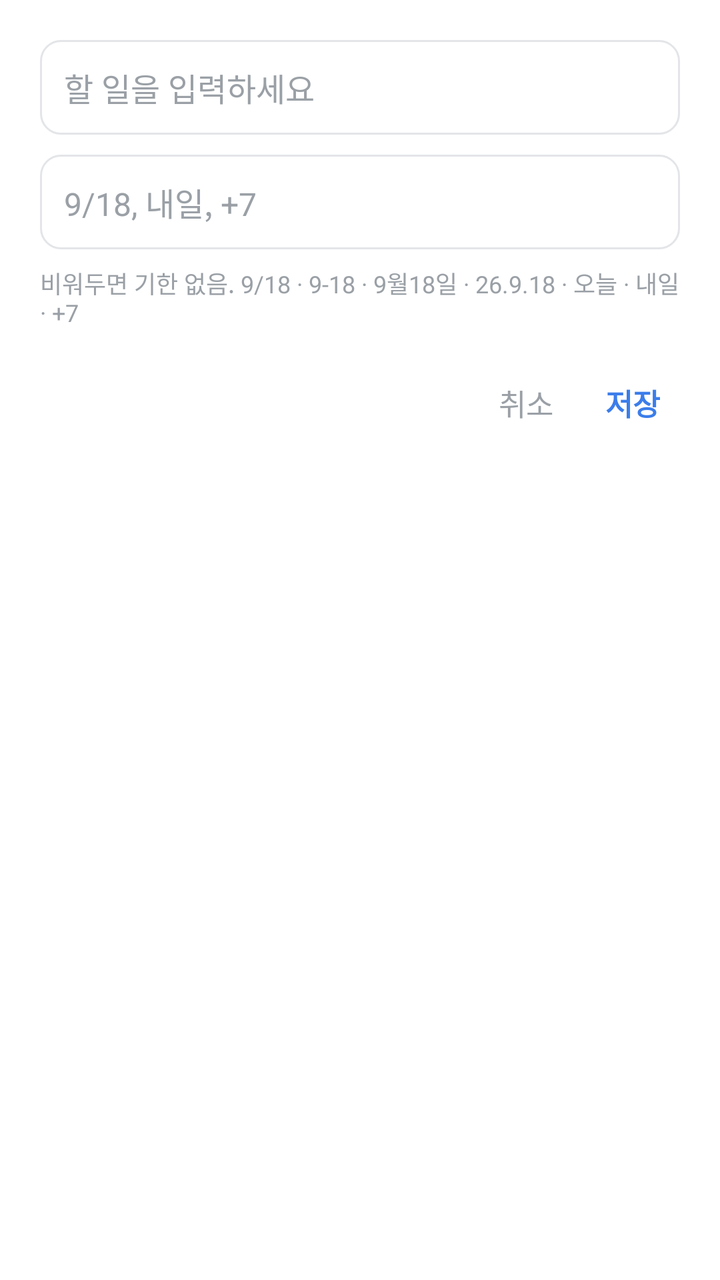
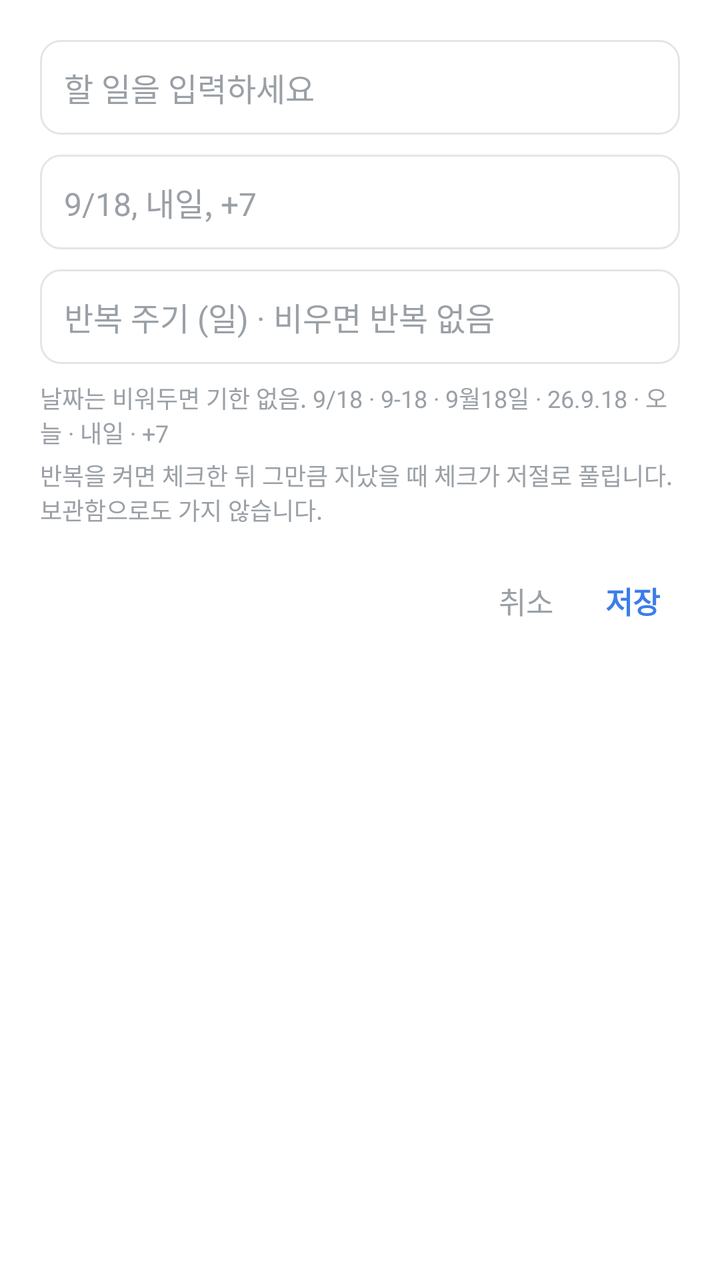

Screens rendered from an Android XML layout before and after an edit, with the pre-edit source and the edit as a unified diff.
<!-- AndroidManifest.xml: application theme AppTheme -->
<!-- res/layout/activity_edit.xml -->
<?xml version="1.0" encoding="utf-8"?>
<LinearLayout xmlns:android="http://schemas.android.com/apk/res/android"
    android:layout_width="match_parent"
    android:layout_height="wrap_content"
    android:orientation="vertical"
    android:padding="20dp">

    <EditText
        android:id="@+id/edit_text"
        android:layout_width="match_parent"
        android:layout_height="wrap_content"
        android:background="@drawable/field_bg"
        android:padding="12dp"
        android:hint="@string/hint_task"
        android:inputType="text|textCapSentences"
        android:imeOptions="actionNext"
        android:textColor="@color/text"
        android:textColorHint="@color/muted"
        android:textSize="16sp"
        android:importantForAutofill="no" />

    <EditText
        android:id="@+id/edit_date"
        android:layout_width="match_parent"
        android:layout_height="wrap_content"
        android:layout_marginTop="10dp"
        android:background="@drawable/field_bg"
        android:padding="12dp"
        android:hint="@string/hint_date"
        android:inputType="text"
        android:imeOptions="actionDone"
        android:textColor="@color/text"
        android:textColorHint="@color/muted"
        android:textSize="16sp"
        android:importantForAutofill="no" />

    <TextView
        android:layout_width="match_parent"
        android:layout_height="wrap_content"
        android:layout_marginTop="8dp"
        android:text="@string/date_help"
        android:textColor="@color/muted"
        android:textSize="12sp" />

    <LinearLayout
        android:layout_width="match_parent"
        android:layout_height="wrap_content"
        android:layout_marginTop="16dp"
        android:orientation="horizontal"
        android:gravity="center_vertical">

        <TextView
            android:id="@+id/btn_delete"
            android:layout_width="wrap_content"
            android:layout_height="wrap_content"
            android:padding="10dp"
            android:background="@drawable/ripple_rect"
            android:text="@string/delete"
            android:textColor="@color/overdue"
            android:textSize="15sp"
            android:visibility="gone" />

        <View
            android:layout_width="0dp"
            android:layout_height="1dp"
            android:layout_weight="1" />

        <TextView
            android:id="@+id/btn_cancel"
            android:layout_width="wrap_content"
            android:layout_height="wrap_content"
            android:padding="10dp"
            android:background="@drawable/ripple_rect"
            android:text="@string/cancel"
            android:textColor="@color/muted"
            android:textSize="15sp" />

        <TextView
            android:id="@+id/btn_save"
            android:layout_width="wrap_content"
            android:layout_height="wrap_content"
            android:layout_marginStart="6dp"
            android:padding="10dp"
            android:background="@drawable/ripple_rect"
            android:text="@string/save"
            android:textColor="@color/accent"
            android:textSize="15sp"
            android:textStyle="bold" />
    </LinearLayout>
</LinearLayout>
<!-- resources referenced by this layout -->
<resources>
  <color name="accent">#FF3B7DEA</color>
  <color name="muted">#FF9AA0A6</color>
  <color name="overdue">#FFE0463E</color>
  <color name="text">#FF22252A</color>
  <!-- drawable field_bg (drawable) -->
  <?xml version="1.0" encoding="utf-8"?>
  <shape xmlns:android="http://schemas.android.com/apk/res/android"
      android:shape="rectangle">
      <solid android:color="#00000000" />
      <stroke android:width="1dp" android:color="@color/border" />
      <corners android:radius="10dp" />
  </shape>
  <!-- drawable ripple_rect (drawable) -->
  <?xml version="1.0" encoding="utf-8"?>
  <ripple xmlns:android="http://schemas.android.com/apk/res/android"
      android:color="#22808080">
      <item android:id="@android:id/mask">
          <shape android:shape="rectangle">
              <solid android:color="#FFFFFFFF" />
              <corners android:radius="10dp" />
          </shape>
      </item>
  </ripple>
  <string name="cancel">취소</string>
  <string name="date_help">비워두면 기한 없음. 9/18 · 9-18 · 9월18일 · 26.9.18 · 오늘 · 내일 · +7</string>
  <string name="delete">삭제</string>
  <string name="hint_date">9/18, 내일, +7</string>
  <string name="hint_task">할 일을 입력하세요</string>
  <string name="save">저장</string>
  <style name="AppTheme" parent="Theme.AppCompat.DayNight.NoActionBar">
          <item name="colorAccent">@color/accent</item>
          <item name="android:windowBackground">@color/bg</item>
          <item name="android:statusBarColor">@color/head</item>
          <item name="android:textColorPrimary">@color/text</item>
      </style>
  <color name="border">#FFE3E5E8</color>
  <color name="bg">#FFFFFFFF</color>
  <color name="head">#FFFAFAFB</color>
</resources>

<!-- the commit's change to res/layout/activity_edit.xml (unified diff, before → after) -->
@@ -34,11 +34,35 @@
         android:textSize="16sp"
         android:importantForAutofill="no" />
 
+    <EditText
+        android:id="@+id/edit_repeat"
+        android:layout_width="match_parent"
+        android:layout_height="wrap_content"
+        android:layout_marginTop="10dp"
+        android:background="@drawable/field_bg"
+        android:padding="12dp"
+        android:hint="@string/hint_repeat"
+        android:inputType="number"
+        android:maxLength="3"
+        android:imeOptions="actionDone"
+        android:textColor="@color/text"
+        android:textColorHint="@color/muted"
+        android:textSize="16sp"
+        android:importantForAutofill="no" />
+
     <TextView
         android:layout_width="match_parent"
         android:layout_height="wrap_content"
         android:layout_marginTop="8dp"
         android:text="@string/date_help"
+        android:textColor="@color/muted"
+        android:textSize="12sp" />
+
+    <TextView
+        android:layout_width="match_parent"
+        android:layout_height="wrap_content"
+        android:layout_marginTop="4dp"
+        android:text="@string/repeat_help"
         android:textColor="@color/muted"
         android:textSize="12sp" />
 
<!-- resource entries referenced after the edit -->
@@ -24,10 +24,12 @@
       </item>
   </ripple>
   <string name="cancel">취소</string>
-  <string name="date_help">비워두면 기한 없음. 9/18 · 9-18 · 9월18일 · 26.9.18 · 오늘 · 내일 · +7</string>
+  <string name="date_help">날짜는 비워두면 기한 없음. 9/18 · 9-18 · 9월18일 · 26.9.18 · 오늘 · 내일 · +7</string>
   <string name="delete">삭제</string>
   <string name="hint_date">9/18, 내일, +7</string>
+  <string name="hint_repeat">반복 주기 (일) · 비우면 반복 없음</string>
   <string name="hint_task">할 일을 입력하세요</string>
+  <string name="repeat_help">반복을 켜면 체크한 뒤 그만큼 지났을 때 체크가 저절로 풀립니다. 보관함으로도 가지 않습니다.</string>
   <string name="save">저장</string>
   <style name="AppTheme" parent="Theme.AppCompat.DayNight.NoActionBar">
           <item name="colorAccent">@color/accent</item>
